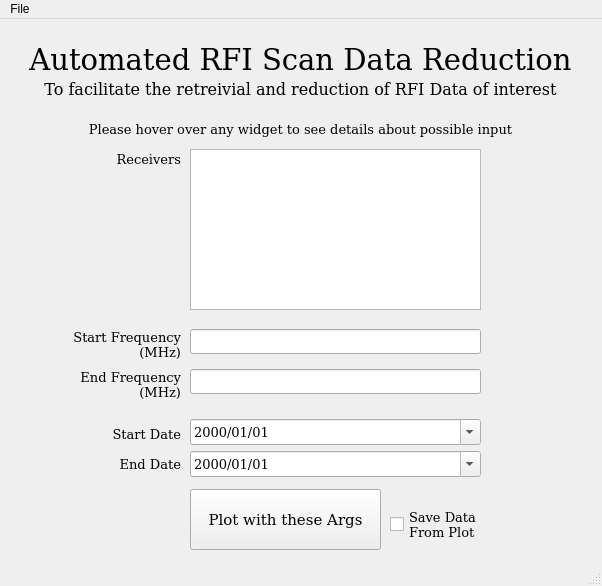
Before: the Qt Designer form gbt_rfi_gui/RFI_GUI.ui in mahmoud-hallak/gbt-rfi-gui, drawn with Qt 5.
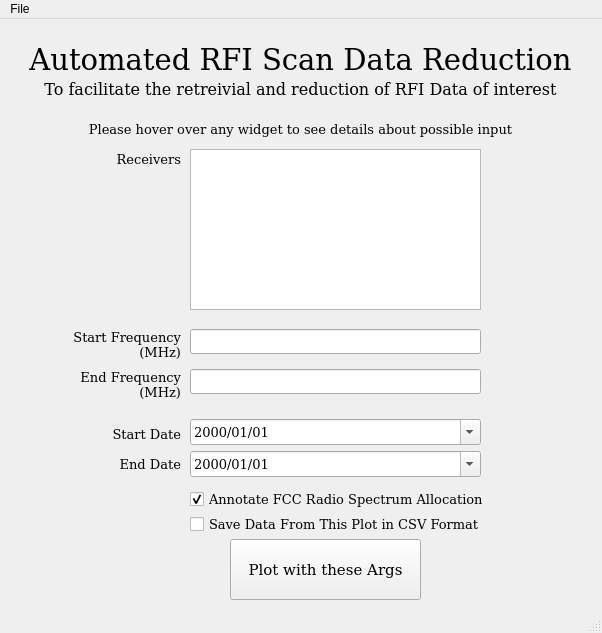
After: the same form once the commit is applied.

Commit message: Adding the yes_annotaions button and a more informational print statement

```diff
--- a/gbt_rfi_gui/RFI_GUI.ui
+++ b/gbt_rfi_gui/RFI_GUI.ui
@@ -7,7 +7,7 @@
     <x>0</x>
     <y>0</y>
     <width>602</width>
-    <height>586</height>
+    <height>633</height>
    </rect>
   </property>
   <property name="windowTitle">
@@ -110,10 +110,10 @@
    <widget class="QCheckBox" name="saveData">
     <property name="geometry">
      <rect>
-      <x>390</x>
-      <y>480</y>
-      <width>101</width>
-      <height>51</height>
+      <x>190</x>
+      <y>490</y>
+      <width>291</width>
+      <height>31</height>
      </rect>
     </property>
     <property name="font">
@@ -126,8 +126,7 @@
      <string>&lt;html&gt;&lt;head/&gt;&lt;body&gt;&lt;p&gt;If this box is checked, the data from this query will be saved to a csv file. &lt;/p&gt;&lt;p&gt;User will be prompted to provide the location and name of the resultant file&lt;/p&gt;&lt;/body&gt;&lt;/html&gt;</string>
     </property>
     <property name="text">
-     <string>Save Data
-From Plot</string>
+     <string>Save Data From This Plot in CSV Format</string>
     </property>
    </widget>
    <widget class="QPushButton" name="plot_button">
@@ -136,8 +135,8 @@
     </property>
     <property name="geometry">
      <rect>
-      <x>190</x>
-      <y>470</y>
+      <x>230</x>
+      <y>520</y>
       <width>191</width>
       <height>61</height>
      </rect>
@@ -355,6 +354,31 @@
      <set>Qt::AlignRight|Qt::AlignTrailing|Qt::AlignVCenter</set>
     </property>
    </widget>
+   <widget class="QCheckBox" name="yes_annotate">
+    <property name="geometry">
+     <rect>
+      <x>190</x>
+      <y>465</y>
+      <width>301</width>
+      <height>31</height>
+     </rect>
+    </property>
+    <property name="font">
+     <font>
+      <family>DejaVu Serif</family>
+      <pointsize>10</pointsize>
+     </font>
+    </property>
+    <property name="toolTip">
+     <string>&lt;html&gt;&lt;head/&gt;&lt;body&gt;&lt;p&gt;If this box is checked, the data from this query will be saved to a csv file. &lt;/p&gt;&lt;p&gt;User will be prompted to provide the location and name of the resultant file&lt;/p&gt;&lt;/body&gt;&lt;/html&gt;</string>
+    </property>
+    <property name="text">
+     <string>Annotate FCC Radio Spectrum Allocation</string>
+    </property>
+    <property name="checked">
+     <bool>true</bool>
+    </property>
+   </widget>
   </widget>
   <widget class="QMenuBar" name="menubar">
    <property name="geometry">
```
The commit also changes 2 other files.
